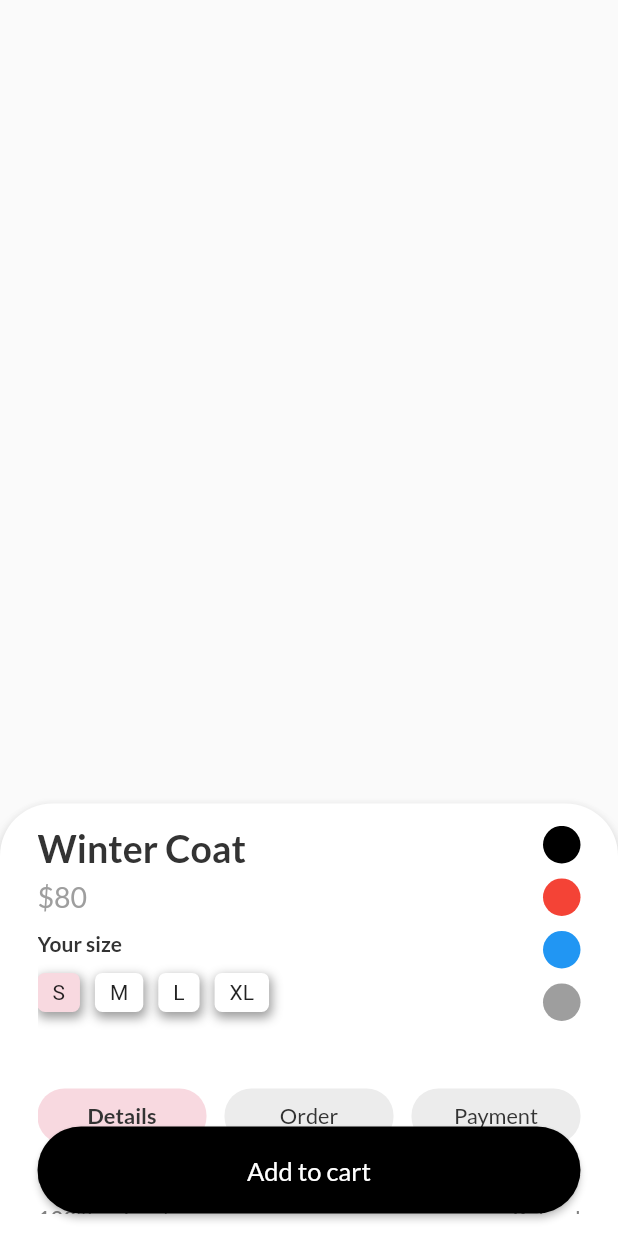
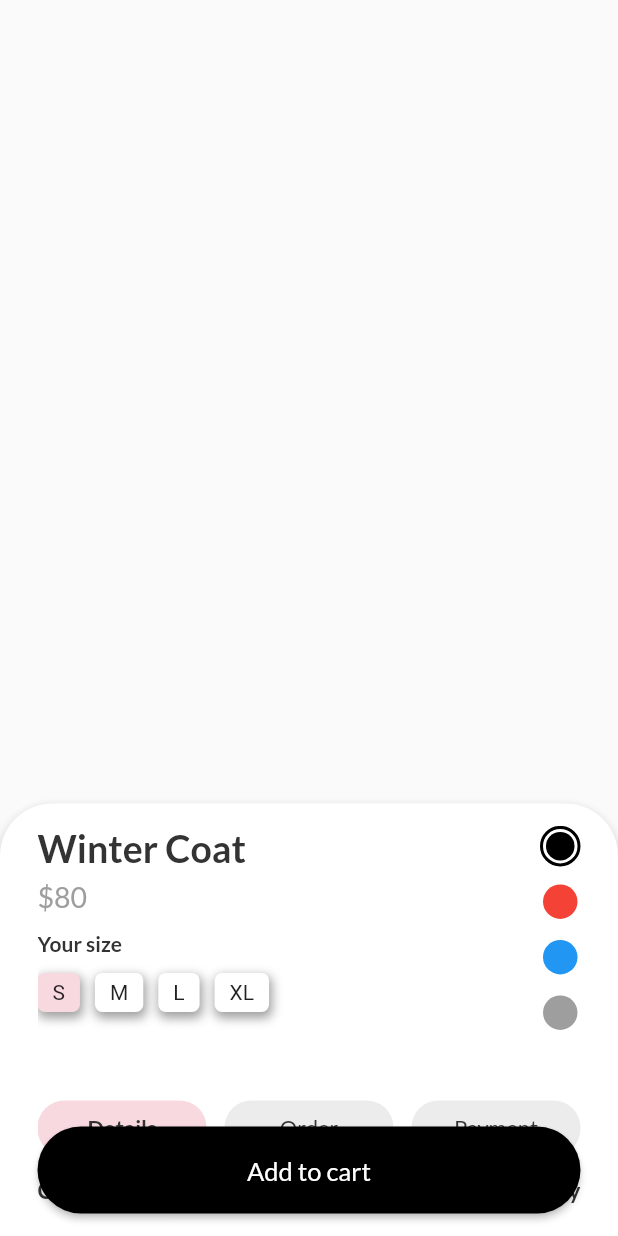
Before and after one commit to HemlockBane/purrweb-ecommerce-ui, a Flutter app: the screen it shows after launch, on a phone screen of 412 x 824 dp. Run offline on Flutter 3.47's test engine with Material 2 defaults, Android fonts, the phone set to English and light mode, and no system bars; our stand-ins replace google_fonts.

Commit message:
Add border around selected color

```diff
--- a/lib/main.dart
+++ b/lib/main.dart
@@ -138,18 +138,37 @@ class _BottomSheetExperiment2State extends State<BottomSheetExperiment2> {
                             ),
                             Column(
                               children: [
-                                for (var color in colors) ...[
-                                  Container(
-                                    height: 25,
-                                    width: 25,
-                                    decoration: BoxDecoration(
-                                      color: color,
-                                      shape: BoxShape.circle,
+                                for (var idx = 0;
+                                    idx < colors.length;
+                                    idx++) ...[
+                                  GestureDetector(
+                                    onTap: () {
+                                      setState(() {
+                                        selectedColorIdx = idx;
+                                      });
+                                    },
+                                    child: Container(
+                                      height: 27,
+                                      width: 27,
+                                      padding: EdgeInsets.all(2.0),
+                                      decoration: idx == selectedColorIdx
+                                          ? BoxDecoration(
+                                              shape: BoxShape.circle,
+                                              border: Border.all(
+                                                  width: 2, color: colors[idx]),
+                                            )
+                                          : null,
+                                      child: Container(
+                                        height: 25,
+                                        width: 25,
+                                        decoration: BoxDecoration(
+                                          color: colors[idx],
+                                          shape: BoxShape.circle,
+                                        ),
+                                      ),
                                     ),
-                                    padding: EdgeInsets.symmetric(
-                                        horizontal: 10, vertical: 5),
                                   ),
-                                  if (color != colors[colors.length - 1])
+                                  if (idx != colors.length - 1)
                                     SizedBox(
                                       height: 10,
                                     )
```
